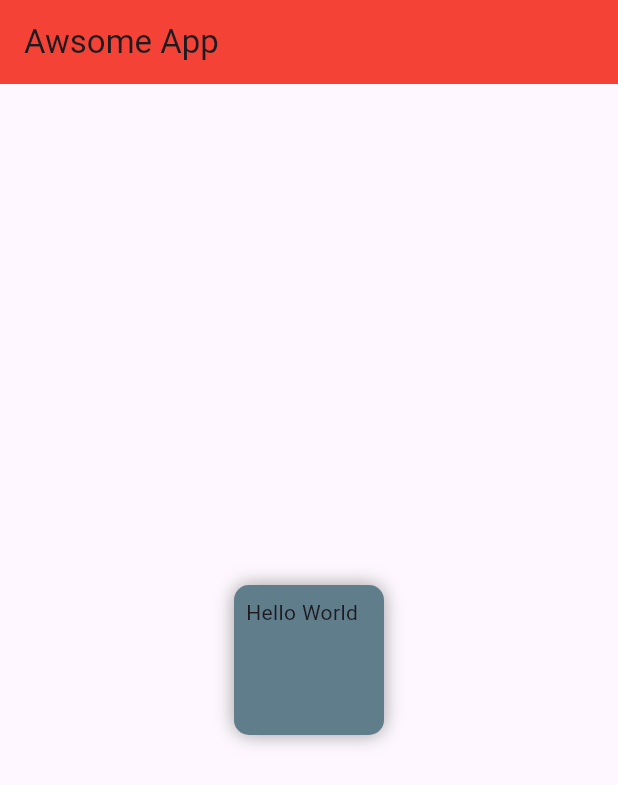
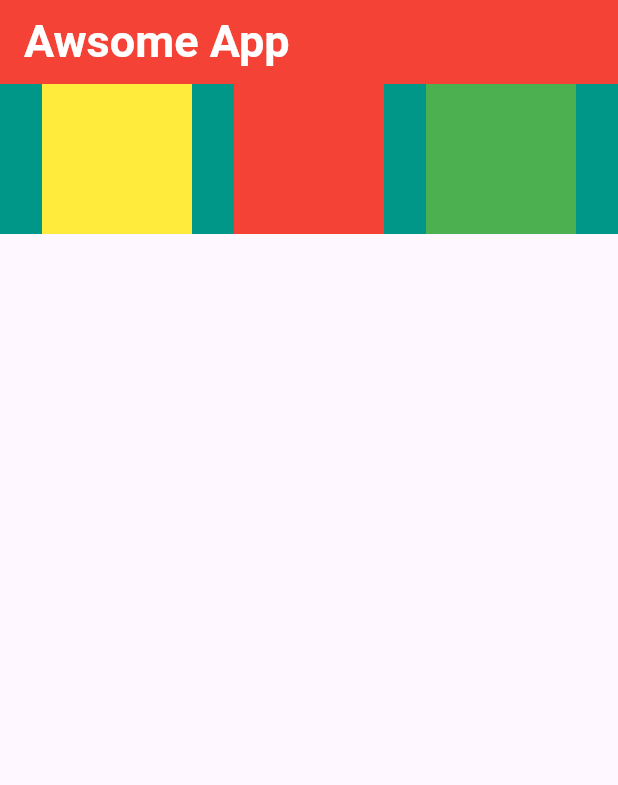
Before and after one commit to AditSwami/flutter_test, a Flutter app: the screen it shows after launch, on a phone screen of 412 x 824 dp. Shown: the top 785 px of the screen. Run offline on Flutter 3.47's test engine with Material 3 defaults, Android fonts, the phone set to English and light mode, and no system bars.

Commit message:
added children

```diff
--- a/lib/main.dart
+++ b/lib/main.dart
@@ -12,6 +12,55 @@ void main(){
 class HomePage extends StatelessWidget {
   @override
   Widget build(BuildContext context) {
+    return Scaffold(
+      appBar: AppBar(
+        title: const Text(
+          "Awsome App",
+          style: TextStyle(
+            fontSize: 30,
+            color: Colors.white,
+            fontWeight: FontWeight.bold
+          ),),
+        backgroundColor: Colors.red
+      ),
+      body: Container(
+        color: Colors.teal,
+        height: 100,
+        child: Row(
+          mainAxisAlignment: MainAxisAlignment.spaceEvenly,
+          crossAxisAlignment: CrossAxisAlignment.stretch,
+          children: [
+            Container(
+              padding: const EdgeInsets.all(8),
+              //color: Colors.blueAccent,
+              width: 100,
+              height: 100,
+              alignment: Alignment.topLeft,
+              color: Colors.yellow,
+            ),
+            Container(
+              padding: const EdgeInsets.all(8),
+              //color: Colors.blueAccent,
+              width: 100,
+              height: 100,
+              alignment: Alignment.topLeft,
+              color: Colors.red,
+            ),
+            Container(
+              padding: const EdgeInsets.all(8),
+              //color: Colors.blueAccent,
+              width: 100,
+              height: 100,
+              alignment: Alignment.topLeft,
+              color: Colors.green,
+            ),
+          ],
+        ),));
+}
+}
+
+/*
+Widget build(BuildContext context) {
     return Scaffold(
       appBar: AppBar(
         title: Text("Awsome App"),
@@ -35,6 +84,4 @@ class HomePage extends StatelessWidget {
               )]),
           clipBehavior: Clip.antiAlias,
           ),
-    ));
-  }
-}
+          */
```
